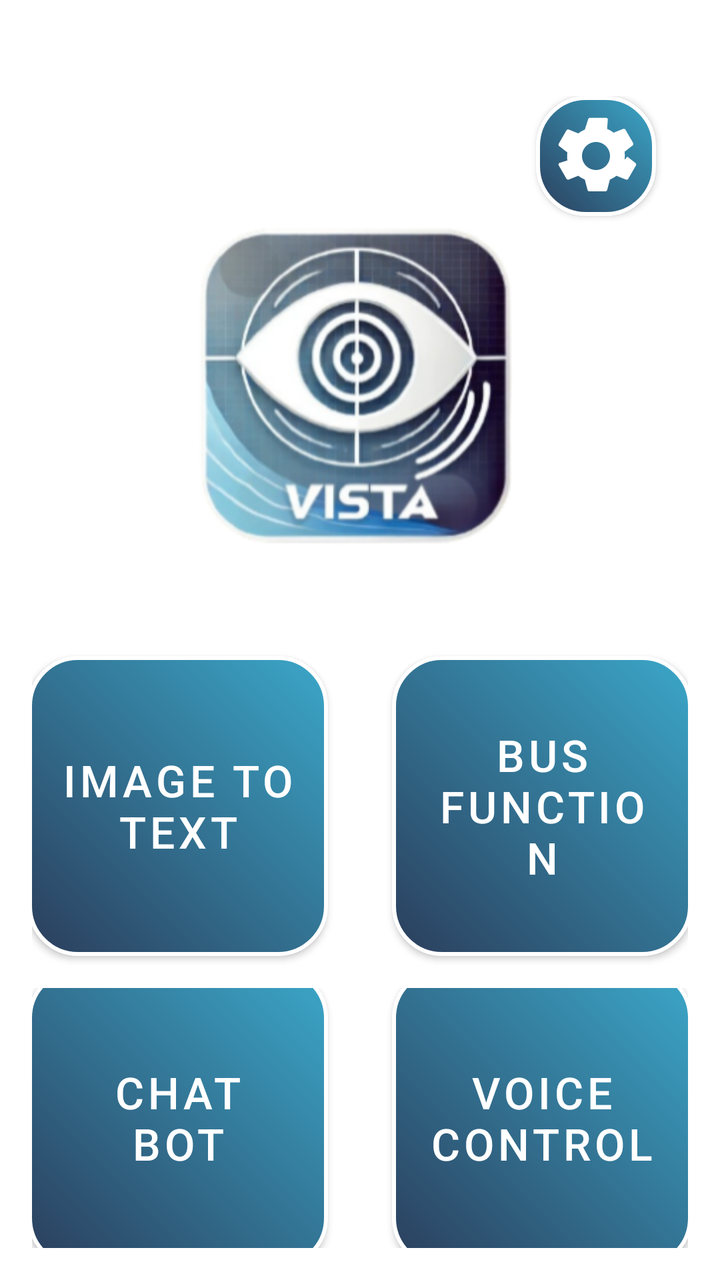
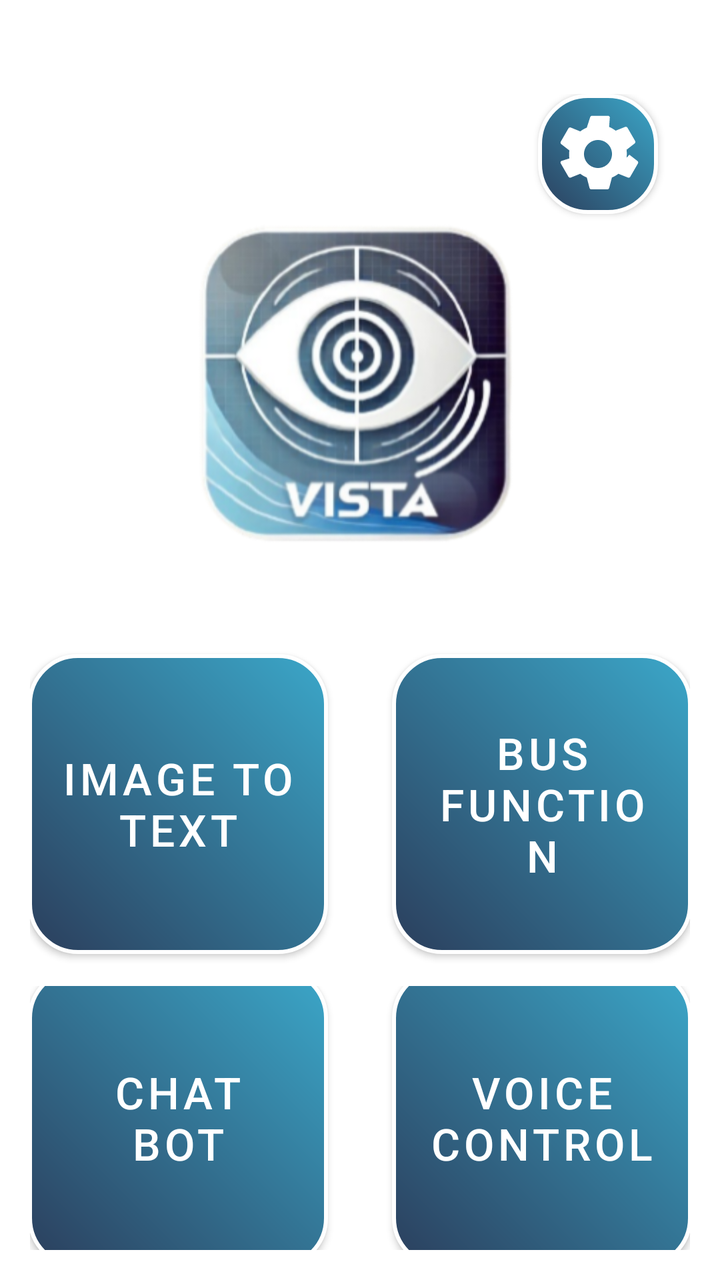

Before-and-after screenshots of an Android layout around one commit, followed by the original layout XML and the change that was made.
<!-- AndroidManifest.xml: application theme Theme.VISTA -->
<!-- res/layout/activity_main_menu_page.xml -->
<LinearLayout xmlns:android="http://schemas.android.com/apk/res/android"
    xmlns:app="http://schemas.android.com/apk/res-auto"
    android:id="@+id/main"
    android:layout_width="match_parent"
    android:layout_height="match_parent"
    android:background="@color/white"
    android:gravity="center"
    android:orientation="vertical"
    android:padding="16dp">

    

    

    


    <LinearLayout
        android:layout_width="match_parent"
        android:layout_height="wrap_content"
        android:layout_marginTop="32dp"
        android:orientation="vertical"
        android:gravity="center">

        

        
        <com.google.android.material.button.MaterialButton
            android:id="@+id/btnMainMenuSetting"
            android:layout_width="60dp"
            android:layout_height="60dp"
            android:layout_marginEnd="16dp"
            android:layout_gravity="end"
            android:background="@drawable/button_setting"
            android:onClick="openSettingPage"
            app:backgroundTint="@null"
            app:backgroundTintMode="src_over"
            app:cornerRadius="0dp"
            app:strokeColor="@null"
            app:strokeWidth="0dp" />

        
        <LinearLayout
            android:layout_width="wrap_content"
            android:layout_height="wrap_content"
            android:layout_gravity="center"
            android:layout_marginBottom="32dp"
            android:orientation="horizontal">

            

            <ImageView
                android:id="@+id/imageView2"
                android:layout_width="217dp"
                android:layout_height="172dp"
                android:src="@drawable/vista_logo" />
        </LinearLayout>

        <LinearLayout
            android:layout_width="wrap_content"
            android:layout_height="wrap_content"
            android:orientation="horizontal"
            android:gravity="center">
            <com.google.android.material.button.MaterialButton
                android:id="@+id/btnMainMenuImgToTxt"
                android:layout_width="150dp"
                android:layout_height="150dp"
                android:layout_margin="16dp"
                android:layout_gravity="center"
                android:background="@drawable/btn_photo_gradient"
                android:text="@string/MainMenuPageActivity_ImageToText"
                android:textColor="@android:color/white"
                android:textSize="22sp"
                app:backgroundTint="@null"
                app:backgroundTintMode="src_over"
                app:cornerRadius="0dp"
                app:strokeColor="@null"
                app:strokeWidth="0dp" />

            <com.google.android.material.button.MaterialButton
                android:id="@+id/button5"
                android:layout_width="150dp"
                android:layout_height="150dp"
                android:layout_margin="16dp"
                android:layout_gravity="center"
                android:background="@drawable/btn_photo_gradient"
                android:text="@string/MainMenuPageActivity_FindBusStop"
                android:textColor="@android:color/white"
                android:textSize="22sp"
                app:backgroundTint="@null"
                app:backgroundTintMode="src_over"
                app:cornerRadius="0dp"
                app:strokeColor="@null"
                app:strokeWidth="0dp" />
        </LinearLayout>
        
        <LinearLayout
            android:layout_width="wrap_content"
            android:layout_height="wrap_content"
            android:orientation="horizontal"

            android:gravity="center">
            <com.google.android.material.button.MaterialButton
                android:id="@+id/btnMainMenuChatbot"
                android:layout_width="150dp"
                android:layout_height="150dp"
                android:layout_margin="16dp"
                android:background="@drawable/btn_photo_gradient"
                android:text="@string/MainMenuPageActivity_ChatBot"
                android:textColor="@android:color/white"
                android:textSize="22sp"
                app:backgroundTint="@null"
                app:backgroundTintMode="src_over"
                app:cornerRadius="0dp"
                app:strokeColor="@null"
                app:strokeWidth="0dp" />
            <com.google.android.material.button.MaterialButton
                android:id="@+id/btnVoiceControl"
                android:layout_width="150dp"
                android:layout_height="150dp"
                android:layout_margin="16dp"
                android:background="@drawable/btn_photo_gradient"
                android:text="@string/MainMenuPageActivity_VoiceControl"
                android:textColor="@android:color/white"
                android:textSize="22sp"
                app:backgroundTint="@null"
                app:backgroundTintMode="src_over"
                app:cornerRadius="0dp"
                app:strokeColor="@null"
                app:strokeWidth="0dp" />
        </LinearLayout>
    </LinearLayout>
</LinearLayout>
<!-- resources referenced by this layout -->
<resources>
  <color name="white">#FFFFFF</color>
  <!-- drawable btn_photo_gradient (drawable) -->
  <?xml version="1.0" encoding="utf-8"?>
  <shape xmlns:android="http://schemas.android.com/apk/res/android"
      android:shape="rectangle">
  
      
      <gradient
          android:startColor="#2B3E5C"
          android:endColor="#3BA7C9"
          android:angle="45"
      />
  
      
      <corners android:radius="24dp" />
  
      
      <stroke
          android:width="2dp"
          android:color="#FFFFFF" />
  
  </shape>
  <!-- drawable button_setting (drawable) -->
  <?xml version="1.0" encoding="utf-8"?>
  <layer-list xmlns:android="http://schemas.android.com/apk/res/android">
      
      <item android:drawable="@drawable/btn_photo_gradient"/>
      
      <item
          android:drawable="@drawable/ic_gear"
          android:width="48dp"
          android:height="48dp"
          android:gravity="center"/>
  </layer-list>
  <!-- drawable vista_logo: png bitmap (drawable, 95931 bytes) -->
  <string name="MainMenuPageActivity_ChatBot">Chat Bot</string>
  <string name="MainMenuPageActivity_FindBusStop">BUS
  FUNCTION</string>
  <string name="MainMenuPageActivity_ImageToText">Image To Text</string>
  <string name="MainMenuPageActivity_VoiceControl">Voice Control</string>
  <style name="Theme.VISTA" parent="Theme.MaterialComponents.DayNight.NoActionBar">
          <item name="colorPrimary">@color/semi_transparent_white</item>
          <item name="colorPrimaryVariant">@color/semi_transparent_white</item>
          <item name="colorOnPrimary">@color/white</item>
          <item name="android:statusBarColor">#D3D3D3</item>
      </style>
  <!-- drawable ic_gear (drawable) -->
  <?xml version="1.0" encoding="utf-8"?>
  <vector xmlns:android="http://schemas.android.com/apk/res/android"
      android:width="24dp"
      android:height="24dp"
      android:viewportWidth="24"
      android:viewportHeight="24"
      android:autoMirrored="true">
      <path
          android:fillColor="#FFFFFF"
          android:pathData="M19.14,12.94c0.04,-0.32 0.06,-0.66 0.06,-1 0,-0.34 -0.02,-0.68 -0.06,-1l2.03,-1.58c0.18,-0.14 0.23,-0.41 0.12,-0.61l-1.92,-3.32c-0.11,-0.2 -0.36,-0.28 -0.57,-0.22l-2.39,0.96c-0.5,-0.38 -1.03,-0.7 -1.63,-0.94L14.96,2.81c-0.05,-0.22 -0.25,-0.37 -0.48,-0.37h-3.96c-0.23,0 -0.43,0.15 -0.48,0.37L9.2,5.41c-0.6,0.24 -1.13,0.56 -1.63,0.94L5.18,5.38c-0.21,-0.08 -0.46,0.02 -0.57,0.22L2.69,8.92c-0.11,0.2 -0.06,0.47 0.12,0.61l2.03,1.58c-0.04,0.32 -0.06,0.66 -0.06,1 0,0.34 0.02,0.68 0.06,1L2.81,13.75c-0.18,0.14 -0.23,0.41 -0.12,0.61l1.92,3.32c0.11,0.2 0.36,0.28 0.57,0.22l2.39,-0.96c0.5,0.38 1.03,0.7 1.63,0.94l0.68,2.6c0.05,0.22 0.25,0.37 0.48,0.37h3.96c0.23,0 0.43,-0.15 0.48,-0.37l0.68,-2.6c0.6,-0.24 1.13,-0.56 1.63,-0.94l2.39,0.96c0.21,0.08 0.46,-0.02 0.57,-0.22l1.92,-3.32c0.11,-0.2 0.06,-0.47 -0.12,-0.61l-2.03,-1.58zM12,15.5c-1.93,0 -3.5,-1.57 -3.5,-3.5s1.57,-3.5 3.5,-3.5 3.5,1.57 3.5,3.5 -1.57,3.5 -3.5,3.5z"/>
  </vector>
  <color name="semi_transparent_white">#80FFFFFF</color>
</resources>

<!-- the commit's change to res/layout/activity_main_menu_page.xml (unified diff, before → after) -->
@@ -6,22 +6,16 @@
     android:background="@color/white"
     android:gravity="center"
     android:orientation="vertical"
-    android:padding="16dp">
-
+    android:padding="15dp"
+    >
     
-
-    
-
-    
-
-
     <LinearLayout
         android:layout_width="match_parent"
         android:layout_height="wrap_content"
         android:layout_marginTop="32dp"
         android:orientation="vertical"
         android:gravity="center">
-
+        
         
 
         
@@ -33,6 +27,7 @@
             android:layout_gravity="end"
             android:background="@drawable/button_setting"
             android:onClick="openSettingPage"
+            android:contentDescription="@string/setting"
             app:backgroundTint="@null"
             app:backgroundTintMode="src_over"
             app:cornerRadius="0dp"
@@ -61,6 +56,7 @@
             android:layout_height="wrap_content"
             android:orientation="horizontal"
             android:gravity="center">
+            
             <com.google.android.material.button.MaterialButton
                 android:id="@+id/btnMainMenuImgToTxt"
                 android:layout_width="150dp"
@@ -100,6 +96,7 @@
             android:orientation="horizontal"
 
             android:gravity="center">
+            
             <com.google.android.material.button.MaterialButton
                 android:id="@+id/btnMainMenuChatbot"
                 android:layout_width="150dp"
@@ -114,6 +111,7 @@
                 app:cornerRadius="0dp"
                 app:strokeColor="@null"
                 app:strokeWidth="0dp" />
+            
             <com.google.android.material.button.MaterialButton
                 android:id="@+id/btnVoiceControl"
                 android:layout_width="150dp"
<!-- resource entries referenced after the edit -->
@@ -36,10 +36,10 @@
   </layer-list>
   <!-- drawable vista_logo: png bitmap (drawable, 95931 bytes) -->
   <string name="MainMenuPageActivity_ChatBot">Chat Bot</string>
-  <string name="MainMenuPageActivity_FindBusStop">BUS
-  FUNCTION</string>
+  <string name="MainMenuPageActivity_FindBusStop">BUS FUNCTION</string>
   <string name="MainMenuPageActivity_ImageToText">Image To Text</string>
   <string name="MainMenuPageActivity_VoiceControl">Voice Control</string>
+  <string name="setting">setting</string>
   <style name="Theme.VISTA" parent="Theme.MaterialComponents.DayNight.NoActionBar">
           <item name="colorPrimary">@color/semi_transparent_white</item>
           <item name="colorPrimaryVariant">@color/semi_transparent_white</item>
